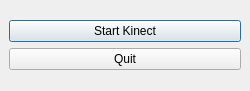
Before: the Qt Designer form KinectProject/PrivacyFilters/mainwindow.ui in d3ce1t/PrivacyProject, drawn with Qt 5.
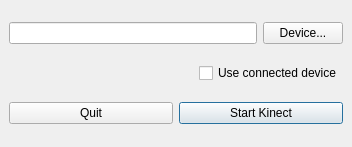
After: the same form once the commit is applied. Icons and pictures are not drawn.

Commit message: PrivacyFilters: Make ONI file configurable

Diff of the .ui file:
```diff
--- a/KinectProject/PrivacyFilters/mainwindow.ui
+++ b/KinectProject/PrivacyFilters/mainwindow.ui
@@ -6,8 +6,8 @@
    <rect>
     <x>0</x>
     <y>0</y>
-    <width>250</width>
-    <height>91</height>
+    <width>352</width>
+    <height>147</height>
    </rect>
   </property>
   <property name="minimumSize">
@@ -24,26 +24,71 @@
     <normaloff>:/icons/kinect.png</normaloff>:/icons/kinect.png</iconset>
   </property>
   <widget class="QWidget" name="centralwidget">
-   <layout class="QVBoxLayout" name="verticalLayout_2">
+   <layout class="QVBoxLayout" name="verticalLayout">
     <item>
-     <layout class="QVBoxLayout" name="verticalLayout">
+     <layout class="QHBoxLayout" name="horizontalLayout">
+      <item>
+       <widget class="QLineEdit" name="linePath">
+        <property name="readOnly">
+         <bool>true</bool>
+        </property>
+       </widget>
+      </item>
+      <item>
+       <widget class="QPushButton" name="btnOpenBrowser">
+        <property name="text">
+         <string>Device...</string>
+        </property>
+       </widget>
+      </item>
+     </layout>
+    </item>
+    <item>
+     <layout class="QHBoxLayout" name="horizontalLayout_3">
+      <item>
+       <spacer name="horizontalSpacer">
+        <property name="orientation">
+         <enum>Qt::Horizontal</enum>
+        </property>
+        <property name="sizeHint" stdset="0">
+         <size>
+          <width>40</width>
+          <height>20</height>
+         </size>
+        </property>
+       </spacer>
+      </item>
+      <item>
+       <widget class="QCheckBox" name="checkUseConnected">
+        <property name="text">
+         <string>Use connected device</string>
+        </property>
+       </widget>
+      </item>
+     </layout>
+    </item>
+    <item>
+     <layout class="QHBoxLayout" name="horizontalLayout_2">
+      <item>
+       <widget class="QPushButton" name="btnQuit">
+        <property name="text">
+         <string>Quit</string>
+        </property>
+       </widget>
+      </item>
       <item>
        <widget class="QPushButton" name="btnStartKinect">
         <property name="text">
          <string>Start Kinect</string>
         </property>
+        <property name="autoDefault">
+         <bool>false</bool>
+        </property>
         <property name="default">
          <bool>true</bool>
         </property>
        </widget>
       </item>
-      <item>
-       <widget class="QPushButton" name="btnQuit">
-        <property name="text">
-         <string>Quit</string>
-        </property>
-       </widget>
-      </item>
      </layout>
     </item>
    </layout>
```
The commit also changes 2 other files.
